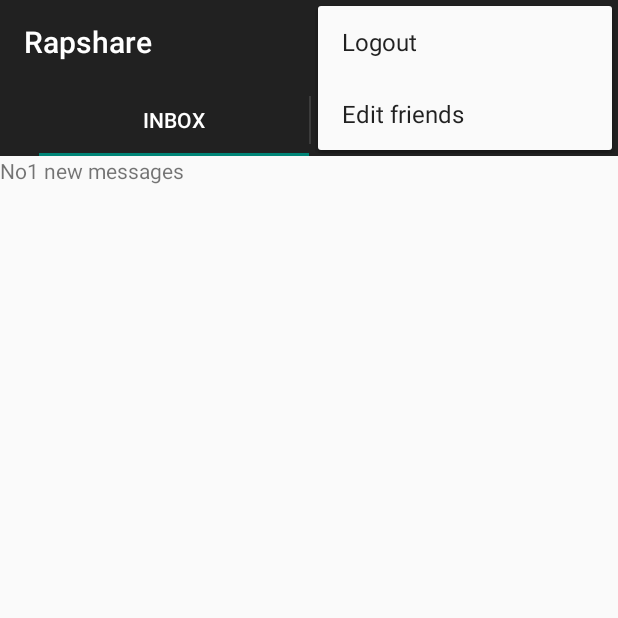
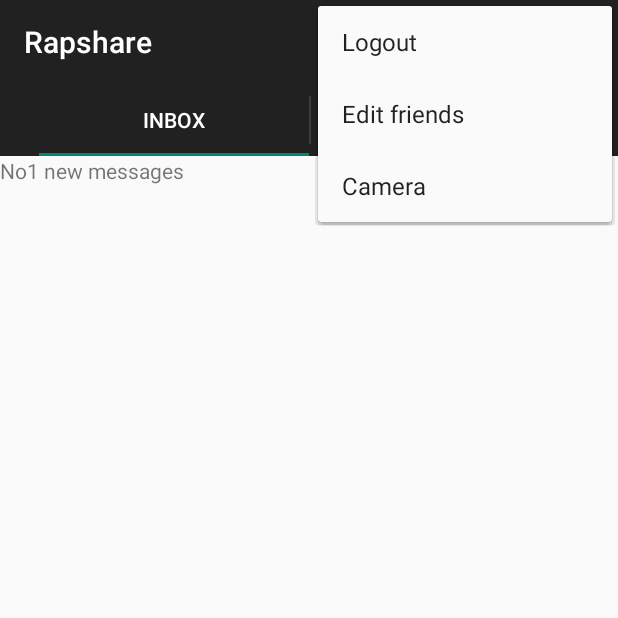
Before and after one commit to PengCai827/Rapshare, an Android app: the MainActivity screen opened directly, with no data from a screen before it, with the options menu open, on a phone screen of 412 x 824 dp, the top half of it. Run offline under Robolectric (Android 15) with nearby library versions, the phone set to English and light mode, and no system bars; 5 statements that could not run were skipped.

Commit message:
Present a list of choice in camera dialog

```diff
--- a/app/src/main/res/menu/menu_main.xml
+++ b/app/src/main/res/menu/menu_main.xml
@@ -5,4 +5,6 @@
         android:orderInCategory="100" app:showAsAction="never" />
     <item android:id="@+id/action_edit_friends" android:title="@string/menu_edit_friends_label"
         android:orderInCategory="100" app:showAsAction="never" />
+    <item android:id="@+id/action_camera" android:title="@string/menu_camera_label"
+        android:orderInCategory="100" app:showAsAction="never" />
 </menu>
--- a/app/src/main/res/values/strings.xml
+++ b/app/src/main/res/values/strings.xml
@@ -22,6 +22,14 @@
     <string name="menu_edit_friends_label"> Edit friends</string>
     <string name="title_activity_edit_friends">EditFriendsActivity</string>
     <string name="error_title">We are sorry!</string>
+    <string name="menu_camera_label">Camera</string>
+
+    <string-array name="camera_choices">
+    <item>Take Picture</item>
+    <item>Take Video</item>
+    <item>Choose Picture</item>
+    <item>Choose Video</item>
+    </string-array>
 
 
 </resources>
```
Also changed, not shown: app/src/main/java/com/example/bruce/rapshare/MainActivity.java (+34 -7 lines).
